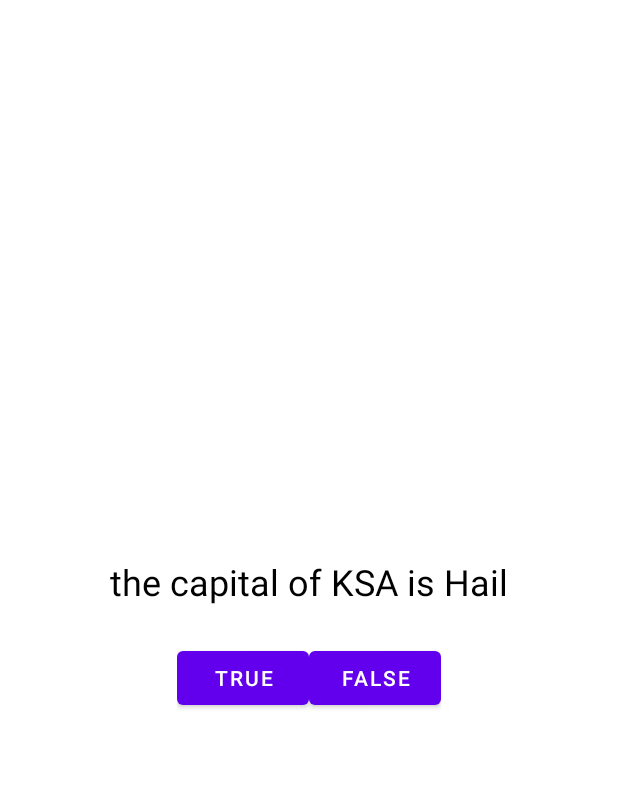
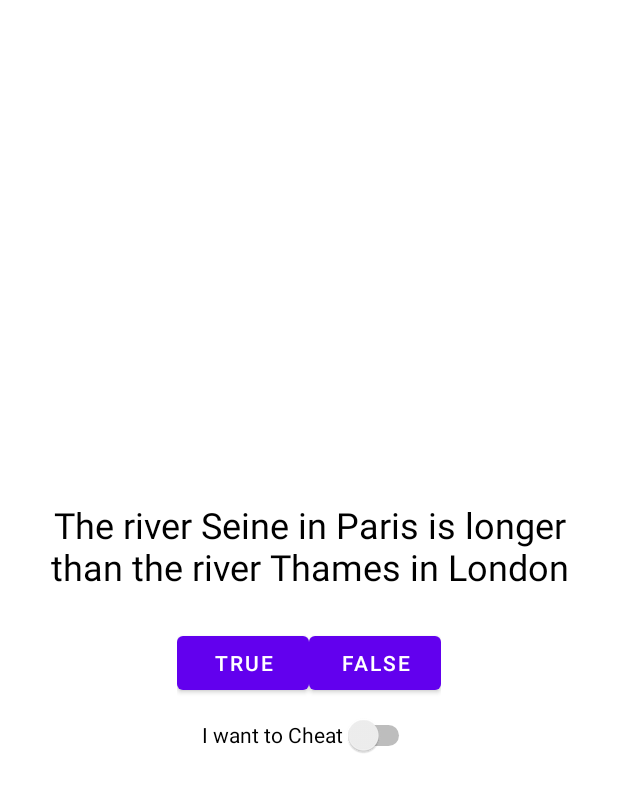
Before and after one commit to Tuwaiq-jed-kot2/week3_day4_GeoQuiz, an Android app: the layout activity_main.xml on its own in the app's theme, with its tools: preview values and no code run, on a phone screen of 412 x 824 dp. Shown: the top 792 px of the screen. Run offline under Robolectric (Android 15) with nearby library versions, the phone set to English and light mode, and no system bars.

```diff
--- a/app/src/main/AndroidManifest.xml
+++ b/app/src/main/AndroidManifest.xml
@@ -10,6 +10,9 @@
         android:supportsRtl="true"
         android:theme="@style/Theme.GeoQuiz">
         <activity
+            android:name=".CheatActivity2"
+            android:exported="false" />
+        <activity
             android:name=".MainActivity"
             android:exported="true">
             <intent-filter>
--- /dev/null
+++ b/app/src/main/java/com/example/geoquiz/Question.kt
@@ -0,0 +1,5 @@
+package com.example.geoquiz
+
+import androidx.annotation.StringRes
+
+data class Question(@StringRes val textResIdRes: Int, val answer:Boolean)
--- a/app/src/main/res/layout/activity_main.xml
+++ b/app/src/main/res/layout/activity_main.xml
@@ -9,11 +9,11 @@
     tools:context=".MainActivity">
 
     <TextView
-        android:id="@+id/textView2"
+        android:id="@+id/q_with_Answer"
         android:layout_width="match_parent"
         android:layout_height="wrap_content"
         android:padding="24dp"
-        android:text="@string/question_text"
+        android:text="@string/Q1"
         android:textAlignment="center"
         android:textColor="#000000"
         android:textSize="24sp" />
@@ -28,13 +28,22 @@
             android:layout_width="wrap_content"
             android:layout_height="wrap_content"
             android:layout_weight="1"
-            android:text="@string/true_button" />
+            android:text="@string/true_btn" />
 
         <Button
             android:id="@+id/false_button"
             android:layout_width="wrap_content"
             android:layout_height="wrap_content"
             android:layout_weight="1"
-            android:text="@string/false_button" />
+            android:text="@string/false_btn" />
+
     </LinearLayout>
+
+    <Switch
+        android:id="@+id/cheat_switch"
+        android:layout_width="wrap_content"
+        android:layout_height="wrap_content"
+        android:minHeight="48dp"
+        android:text="@string/cheat_btn" />
+
 </LinearLayout>
--- a/app/src/main/res/values/strings.xml
+++ b/app/src/main/res/values/strings.xml
@@ -1,11 +1,21 @@
 <resources>
-    <string name="app_name">GeoQuiz</string>
+    <string name="app_name">Easyquize</string>
 
-    <string name="question_text"> the capital of KSA is Hail  </string>
-    <string name="true_button">True</string>
-    <string name="false_button">False</string>
-    <string name="correct_toast">Correct !!</string>
-    <string name="incorrect_toast">Incorrect!!</string>
+    <string name="true_btn">True</string>
+    <string name="false_btn">False</string>
+    <string name="next_btn">Next</string>
+    <string name="cheat_btn"> I want to Cheat</string>
+    <string name="showAnswer_btn">Show Answer</string>
+    <string name="correct_toast">Correct</string>
+    <string name="incorrect_toast">Incorrect</string>
+    <string name="cheater_toast">how dare you cheater</string>
+    <string name="warning_textview">are you sure?</string>
+
+
+    <string name="Q1">The river Seine in Paris is longer than the river Thames in London</string>
+    <string name="Q2">H and M stands for Hennes Mauritz</string>
+    <string name="Q3"> Canis lupur is the scientific name for a wolf</string>
+    <string name="Q4">kwejhgfjiesgfhfjksh?</string>
 
 
 </resources>
```
Also changed, not shown: app/src/main/java/com/example/geoquiz/CheatActivity2.kt (added, +47 -0 lines), app/src/main/java/com/example/geoquiz/MainActivity.kt (+77 -11 lines), app/src/main/java/com/example/geoquiz/QuizViewModel.kt (added, +28 -0 lines), app/src/main/res/layout/activity_cheat2.xml (added, +35 -0 lines), app/src/main/res/values/ids.xml (added, +9 -0 lines), 1 other file.
